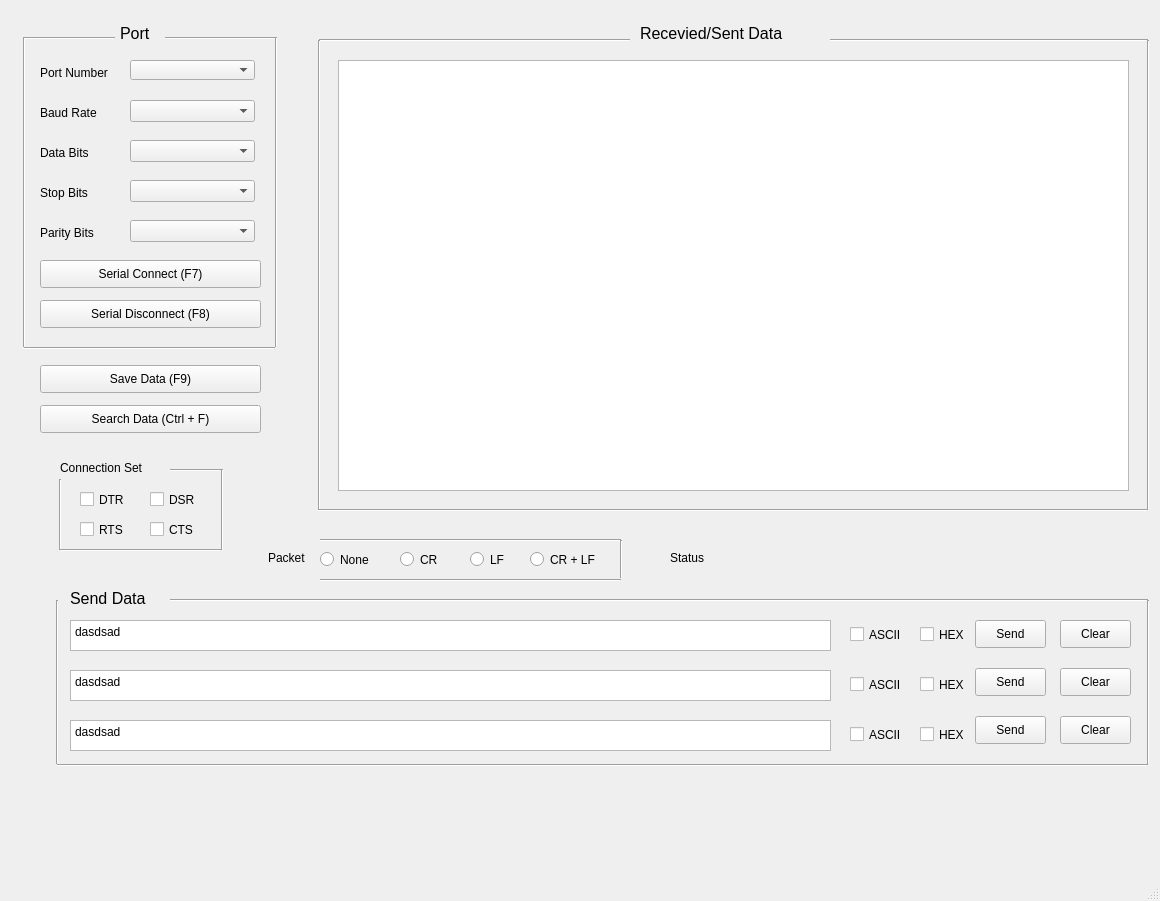
Qt form QTool/Serial/serialmainwindow.ui (JeHeeYu/QTool) before a commit.
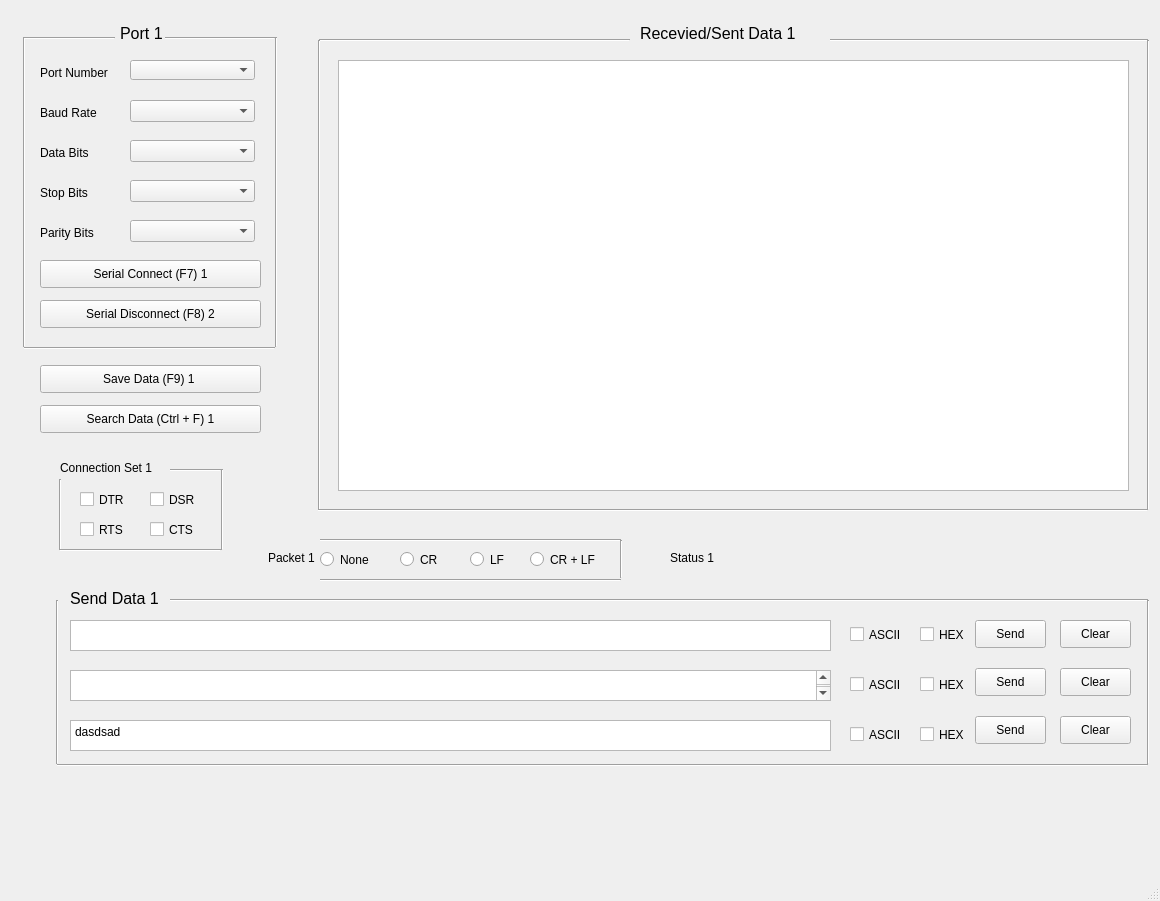
The same form after that commit.

Commit message: Text Init

Patch:
```diff
--- a/QTool/Serial/serialmainwindow.ui
+++ b/QTool/Serial/serialmainwindow.ui
@@ -145,7 +145,7 @@
      </font>
     </property>
     <property name="text">
-     <string>Port</string>
+     <string>Port 1</string>
     </property>
    </widget>
    <widget class="Line" name="line_2">
@@ -223,7 +223,7 @@
      </rect>
     </property>
     <property name="text">
-     <string>Serial Connect (F7)</string>
+     <string>Serial Connect (F7) 1</string>
     </property>
    </widget>
    <widget class="QPushButton" name="pushButton_2">
@@ -236,7 +236,7 @@
      </rect>
     </property>
     <property name="text">
-     <string>Serial Disconnect (F8)</string>
+     <string>Serial Disconnect (F8) 2</string>
     </property>
    </widget>
    <widget class="QLabel" name="portAreaLabel_2">
@@ -255,7 +255,7 @@
      </font>
     </property>
     <property name="text">
-     <string>Recevied/Sent Data</string>
+     <string>Recevied/Sent Data 1</string>
     </property>
    </widget>
    <widget class="QListView" name="listView">
@@ -343,7 +343,7 @@
      </rect>
     </property>
     <property name="text">
-     <string>Save Data (F9)</string>
+     <string>Save Data (F9) 1 </string>
     </property>
    </widget>
    <widget class="QPushButton" name="pushButton_4">
@@ -356,7 +356,7 @@
      </rect>
     </property>
     <property name="text">
-     <string>Search Data (Ctrl + F)</string>
+     <string>Search Data (Ctrl + F) 1</string>
     </property>
    </widget>
    <widget class="QLabel" name="portAreaLabel_3">
@@ -375,7 +375,7 @@
      </font>
     </property>
     <property name="text">
-     <string>Send Data</string>
+     <string>Send Data 1</string>
     </property>
    </widget>
    <widget class="QTextEdit" name="textEdit">
@@ -392,7 +392,7 @@
 &lt;html&gt;&lt;head&gt;&lt;meta name=&quot;qrichtext&quot; content=&quot;1&quot; /&gt;&lt;style type=&quot;text/css&quot;&gt;
 p, li { white-space: pre-wrap; }
 &lt;/style&gt;&lt;/head&gt;&lt;body style=&quot; font-family:'Gulim'; font-size:9pt; font-weight:400; font-style:normal;&quot;&gt;
-&lt;p style=&quot; margin-top:0px; margin-bottom:0px; margin-left:0px; margin-right:0px; -qt-block-indent:0; text-indent:0px;&quot;&gt;dasdsad&lt;/p&gt;&lt;/body&gt;&lt;/html&gt;</string>
+&lt;p style=&quot;-qt-paragraph-type:empty; margin-top:0px; margin-bottom:0px; margin-left:0px; margin-right:0px; -qt-block-indent:0; text-indent:0px;&quot;&gt;&lt;br /&gt;&lt;/p&gt;&lt;/body&gt;&lt;/html&gt;</string>
     </property>
    </widget>
    <widget class="QCheckBox" name="checkBox">
@@ -435,7 +435,8 @@
 &lt;html&gt;&lt;head&gt;&lt;meta name=&quot;qrichtext&quot; content=&quot;1&quot; /&gt;&lt;style type=&quot;text/css&quot;&gt;
 p, li { white-space: pre-wrap; }
 &lt;/style&gt;&lt;/head&gt;&lt;body style=&quot; font-family:'Gulim'; font-size:9pt; font-weight:400; font-style:normal;&quot;&gt;
-&lt;p style=&quot; margin-top:0px; margin-bottom:0px; margin-left:0px; margin-right:0px; -qt-block-indent:0; text-indent:0px;&quot;&gt;dasdsad&lt;/p&gt;&lt;/body&gt;&lt;/html&gt;</string>
+&lt;p style=&quot;-qt-paragraph-type:empty; margin-top:0px; margin-bottom:0px; margin-left:0px; margin-right:0px; -qt-block-indent:0; text-indent:0px;&quot;&gt;&lt;br /&gt;&lt;/p&gt;
+&lt;p style=&quot;-qt-paragraph-type:empty; margin-top:0px; margin-bottom:0px; margin-left:0px; margin-right:0px; -qt-block-indent:0; text-indent:0px;&quot;&gt;&lt;br /&gt;&lt;/p&gt;&lt;/body&gt;&lt;/html&gt;</string>
     </property>
    </widget>
    <widget class="QTextEdit" name="textEdit_3">
@@ -471,7 +472,7 @@
      </font>
     </property>
     <property name="text">
-     <string>Connection Set</string>
+     <string>Connection Set 1</string>
     </property>
    </widget>
    <widget class="QCheckBox" name="checkBox_3">
@@ -828,7 +829,7 @@
      </font>
     </property>
     <property name="text">
-     <string>Packet</string>
+     <string>Packet 1</string>
     </property>
    </widget>
    <widget class="Line" name="line_19">
@@ -886,7 +887,7 @@
      </font>
     </property>
     <property name="text">
-     <string>Status</string>
+     <string>Status 1</string>
     </property>
    </widget>
   </widget>
```
Left out of the diff: 74 changed lines with no effect on the pictures. The commit also changes 2 other files.
